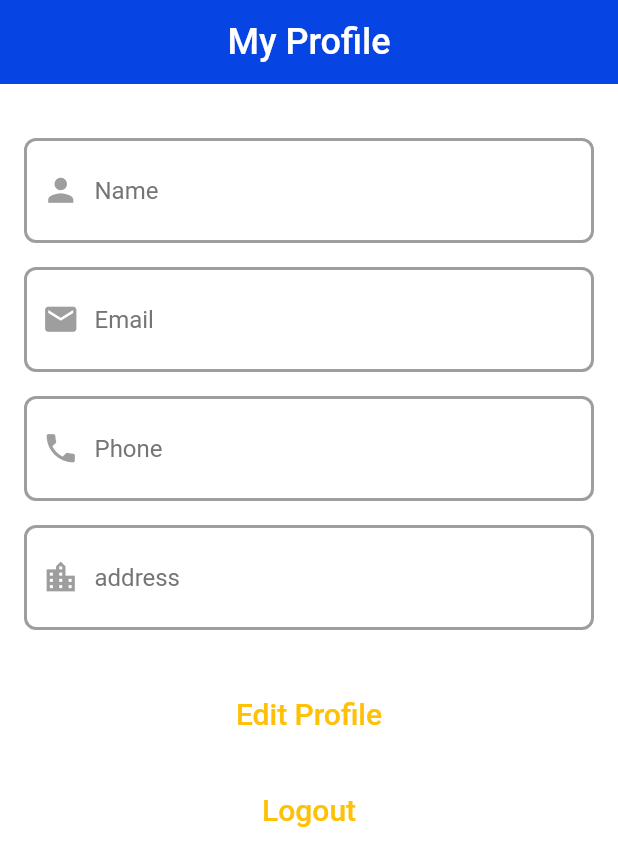
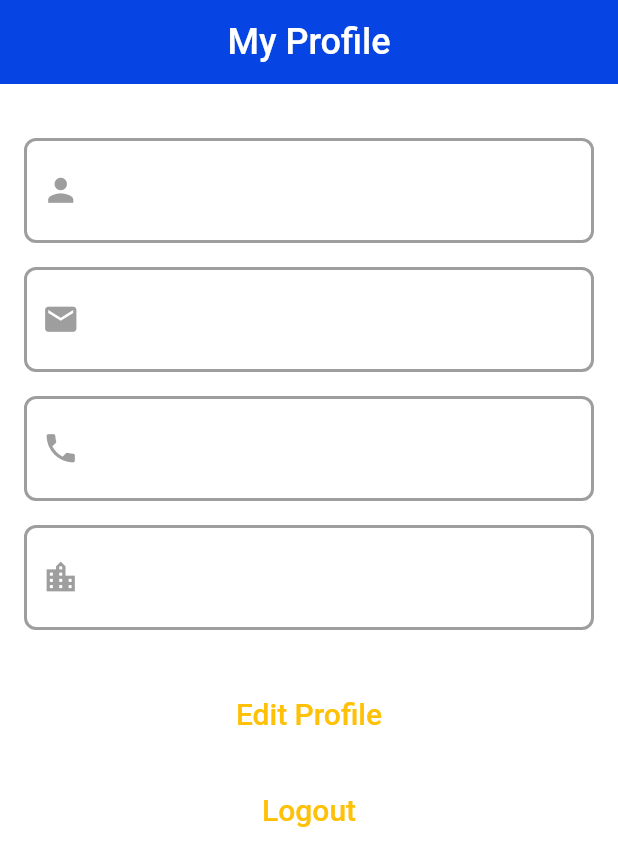
Before and after one commit to hashimkhan2197/groceryappuser_new, a Flutter app: the MyProfile screen opened directly, on a phone screen of 412 x 824 dp. Shown: the top 866 px of the screen. Run offline on Flutter 3.47's test engine with Material 2 defaults, Android fonts, the phone set to English and light mode, and no system bars; our stand-ins replace cached_network_image, cloud_firestore, firebase_auth, firebase_storage, hexcolor, image_picker and 1 more; missing offline and left inert: mailgun; accounts and stored records are empty.

Commit message:
new commit august

```diff
--- a/lib/grocerry_kit/profile.dart
+++ b/lib/grocerry_kit/profile.dart
@@ -163,16 +163,11 @@ class _MyProfileState extends State<MyProfile> {
               color: Colors.grey[500],
               size: 25,
             ),
-            SizedBox(width: 10.0),
-            Text(
-              heading,
-              style: TextStyle(color: Colors.grey[600], fontSize: 16),
-            ),
-            SizedBox(width: 20.0),
+            SizedBox(width: 15.0),
             Text(
               data,
               maxLines: 5,
-              style: TextStyle(fontSize: 20, ),
+              style: TextStyle(fontSize: 19, ),
             )
           ],
         ),
```
Also changed, not shown: lib/grocerry_kit/sub_pages/home_list.dart (indentation only).
